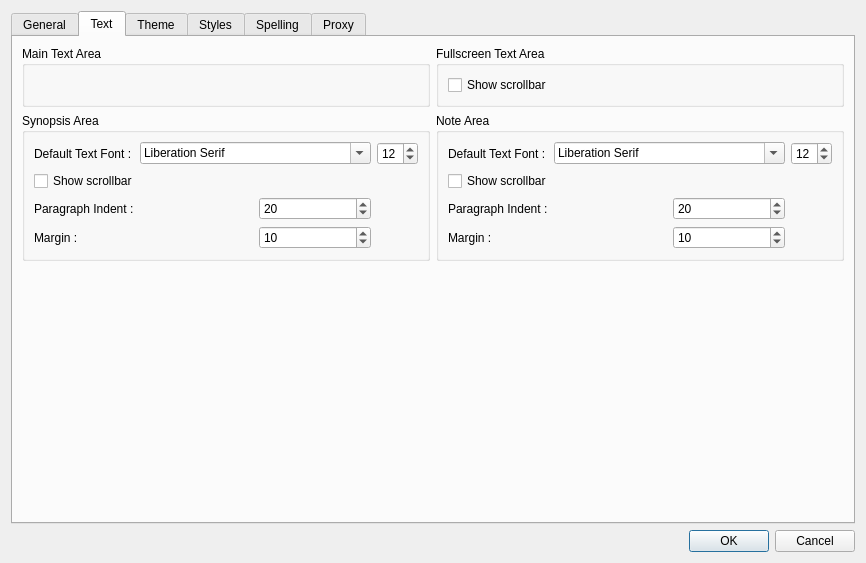
Old version of the form src/settingsdialog.ui in the repository inniyah/plume-creator.
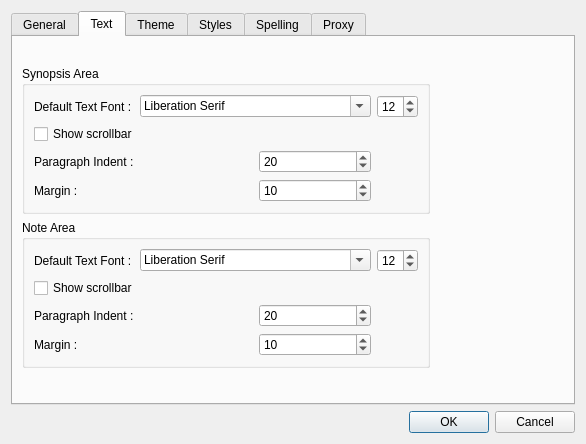
New version of the form. The open tabs and pages were chosen to show the change. Icons and pictures are not drawn.

Commit message: new sub-project : plume-theme-tool; moved 'show fullscreen scroll bar' setting to fullscreen option menu ; fix : size of settings dialog was to big ; noteDoc content switched to Ui form

Diff of the .ui file:
```diff
--- a/src/settingsdialog.ui
+++ b/src/settingsdialog.ui
@@ -6,8 +6,8 @@
    <rect>
     <x>0</x>
     <y>0</y>
-    <width>860</width>
-    <height>563</height>
+    <width>580</width>
+    <height>425</height>
    </rect>
   </property>
   <property name="windowTitle">
@@ -190,22 +190,6 @@
        <string>Text</string>
       </attribute>
       <layout class="QGridLayout" name="gridLayout_3">
-       <item row="0" column="1">
-        <widget class="QGroupBox" name="groupBox_4">
-         <property name="title">
-          <string>Fullscreen Text Area</string>
-         </property>
-         <layout class="QFormLayout" name="formLayout_4">
-          <item row="0" column="0">
-           <widget class="QCheckBox" name="showFullScrollbarBox">
-            <property name="text">
-             <string>Show scrollbar</string>
-            </property>
-           </widget>
-          </item>
-         </layout>
-        </widget>
-       </item>
        <item row="1" column="0">
         <widget class="QGroupBox" name="groupBox">
          <property name="title">
@@ -285,7 +269,33 @@
          </layout>
         </widget>
        </item>
-       <item row="1" column="1">
+       <item row="3" column="0">
+        <spacer name="verticalSpacer_2">
+         <property name="orientation">
+          <enum>Qt::Vertical</enum>
+         </property>
+         <property name="sizeHint" stdset="0">
+          <size>
+           <width>20</width>
+           <height>40</height>
+          </size>
+         </property>
+        </spacer>
+       </item>
+       <item row="0" column="2">
+        <spacer name="horizontalSpacer_4">
+         <property name="orientation">
+          <enum>Qt::Horizontal</enum>
+         </property>
+         <property name="sizeHint" stdset="0">
+          <size>
+           <width>40</width>
+           <height>20</height>
+          </size>
+         </property>
+        </spacer>
+       </item>
+       <item row="2" column="0">
         <widget class="QGroupBox" name="groupBox_2">
          <property name="title">
           <string>Note Area</string>
@@ -364,47 +374,6 @@
          </layout>
         </widget>
        </item>
-       <item row="2" column="0">
-        <spacer name="verticalSpacer_2">
-         <property name="orientation">
-          <enum>Qt::Vertical</enum>
-         </property>
-         <property name="sizeHint" stdset="0">
-          <size>
-           <width>20</width>
-           <height>40</height>
-          </size>
-         </property>
-        </spacer>
-       </item>
-       <item row="0" column="2">
-        <spacer name="horizontalSpacer_4">
-         <property name="orientation">
-          <enum>Qt::Horizontal</enum>
-         </property>
-         <property name="sizeHint" stdset="0">
-          <size>
-           <width>40</width>
-           <height>20</height>
-          </size>
-         </property>
-        </spacer>
-       </item>
-       <item row="0" column="0">
-        <widget class="QGroupBox" name="groupBox_3">
-         <property name="title">
-          <string>Main Text Area</string>
-         </property>
-         <property name="flat">
-          <bool>false</bool>
-         </property>
-         <layout class="QFormLayout" name="formLayout_2">
-          <property name="fieldGrowthPolicy">
-           <enum>QFormLayout::AllNonFixedFieldsGrow</enum>
-          </property>
-         </layout>
-        </widget>
-       </item>
       </layout>
      </widget>
      <widget class="QWidget" name="themeTab">
```
Left out of the diff: 16 changed lines with no effect on the pictures. The commit also changes 25 other files.
